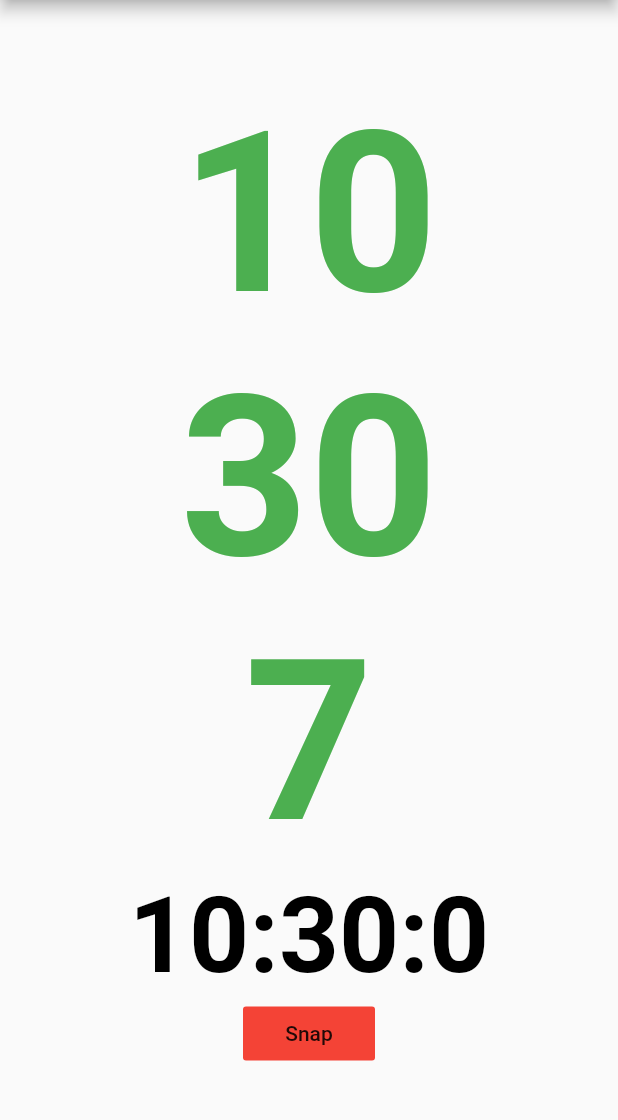
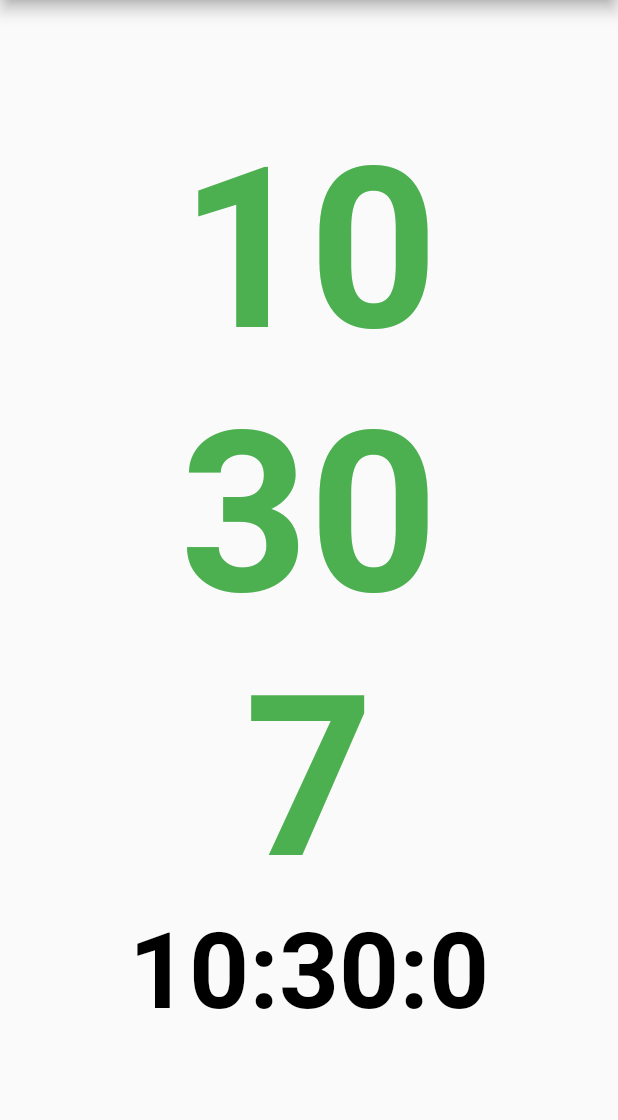
Before and after one commit to gos-k/flutter_workout_clock, a Flutter app: the screen it shows after launch, on a phone screen of 412 x 824 dp, the part 84-1204 px from its top. Run offline on Flutter 3.47's test engine with Material 2 defaults, Android fonts, the phone set to English and light mode, and no system bars.

Commit message:
button to gesture tap

```diff
--- a/lib/main.dart
+++ b/lib/main.dart
@@ -53,7 +53,9 @@ class _WorkoutClockPageState extends State<WorkoutClockPage> {
       appBar: AppBar(
         title: Text(widget.title),
       ),
-      body: Center(
+      body: GestureDetector(
+        behavior: HitTestBehavior.opaque,
+        child: Center(
           child: Column(
             mainAxisAlignment: MainAxisAlignment.center,
             children: <Widget>[
@@ -61,15 +63,10 @@ class _WorkoutClockPageState extends State<WorkoutClockPage> {
               Text('${_now.minute}', style: _mainTextStyle),
               Text('${_now.second}', style: _mainTextStyle),
               Text('${_temp.hour}:${_temp.minute}:${_temp.second}', style: _subTextStyle),
-            FlatButton(
-              onPressed: _handlePressed,
-              color: Colors.red,
-              child: Text(
-                'Snap',
-              )
-            )
             ],
           ),
+        ),
+        onTap: _handlePressed,
       ),
     );
   }
```
Lines whose indentation alone changed are shown as unchanged.
